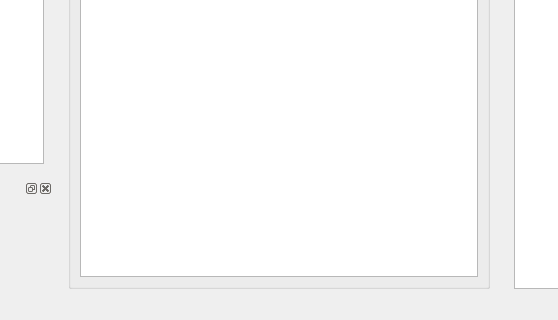
Before: the Qt Designer form code/src/ui/processing-gui.ui in tohojo/image-processing, drawn with Qt 5; both pictures show x 221 to 779 and y 380 to 700 of the 1000 by 700 pixel window.
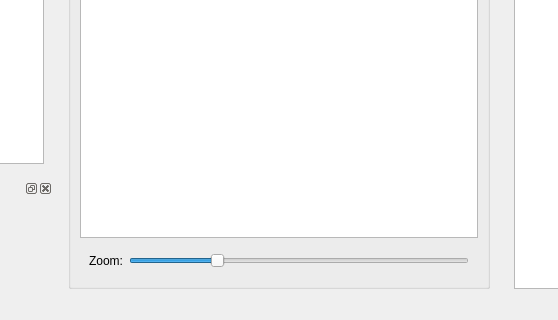
After: the same form once the commit is applied.

Commit message: Correctly load in image, convert, and add to output view. Also, add zoom slider for output.

```diff
--- a/code/src/ui/processing-gui.ui
+++ b/code/src/ui/processing-gui.ui
@@ -20,14 +20,61 @@
       <property name="title">
        <string>Output image</string>
       </property>
-      <layout class="QHBoxLayout" name="horizontalLayout_3">
+      <layout class="QVBoxLayout" name="verticalLayout_3">
        <item>
-        <widget class="QGraphicsView" name="outputView">
+        <widget class="QGraphicsView" name="output_view">
+         <property name="verticalScrollBarPolicy">
+          <enum>Qt::ScrollBarAlwaysOff</enum>
+         </property>
+         <property name="horizontalScrollBarPolicy">
+          <enum>Qt::ScrollBarAlwaysOff</enum>
+         </property>
          <property name="dragMode">
           <enum>QGraphicsView::ScrollHandDrag</enum>
          </property>
         </widget>
        </item>
+       <item>
+        <widget class="QWidget" name="widget" native="true">
+         <layout class="QHBoxLayout" name="horizontalLayout_3">
+          <item>
+           <widget class="QLabel" name="label">
+            <property name="text">
+             <string>Zoom:</string>
+            </property>
+           </widget>
+          </item>
+          <item>
+           <widget class="QSlider" name="output_zoom">
+            <property name="minimum">
+             <number>1</number>
+            </property>
+            <property name="maximum">
+             <number>400</number>
+            </property>
+            <property name="value">
+             <number>100</number>
+            </property>
+            <property name="orientation">
+             <enum>Qt::Horizontal</enum>
+            </property>
+            <property name="invertedAppearance">
+             <bool>false</bool>
+            </property>
+            <property name="invertedControls">
+             <bool>false</bool>
+            </property>
+            <property name="tickPosition">
+             <enum>QSlider::NoTicks</enum>
+            </property>
+           </widget>
+          </item>
+         </layout>
+         <zorder>output_view</zorder>
+         <zorder>output_zoom</zorder>
+         <zorder>label</zorder>
+        </widget>
+       </item>
       </layout>
      </widget>
     </item>
```
The commit also changes 4 other files.
